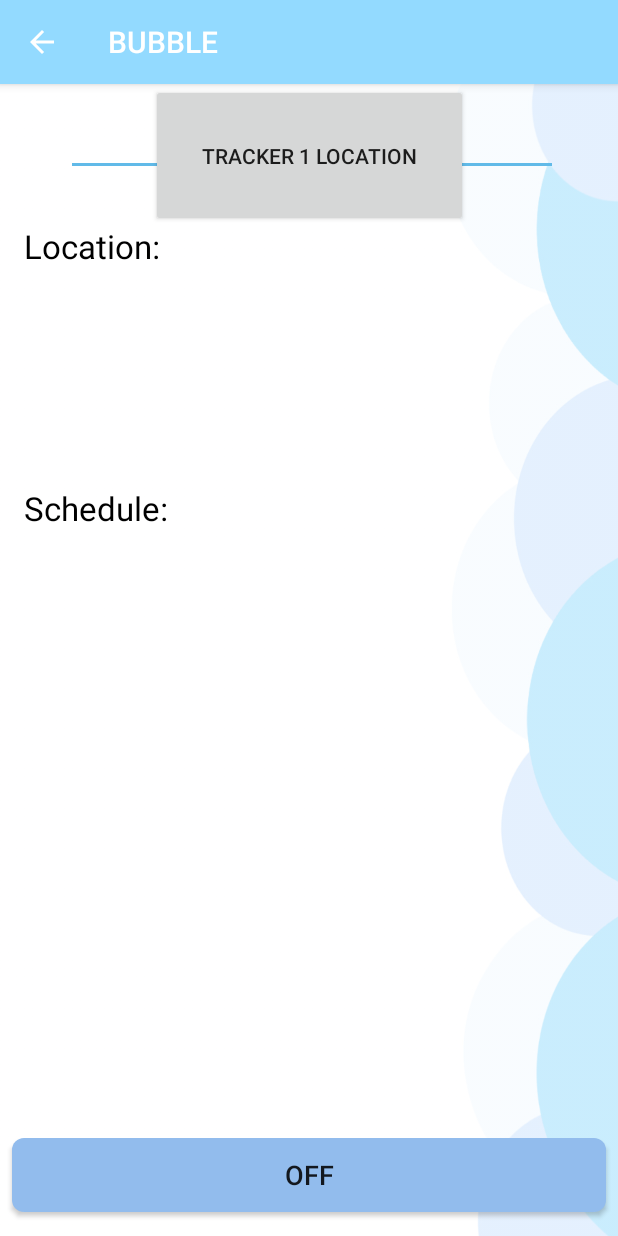
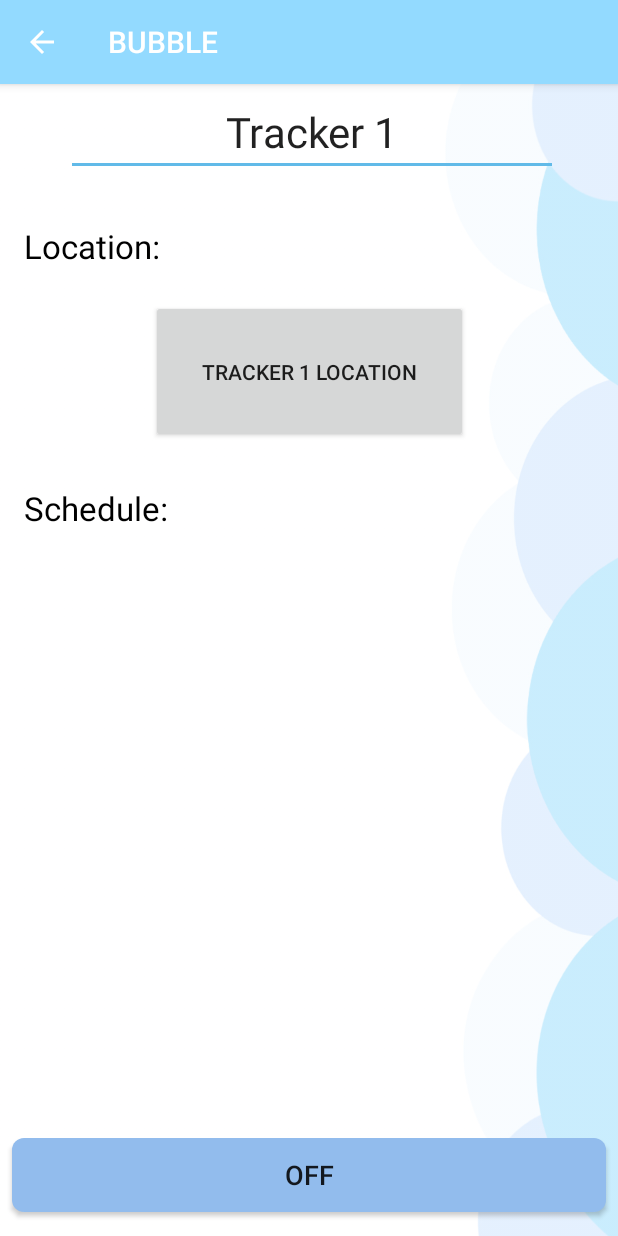
Before and after one commit to dianaleeg/BUBBLE, an Android app: the tracker1PageActivity screen opened directly, with no data from a screen before it, on a phone screen of 412 x 824 dp. Run offline under Robolectric (Android 15) with nearby library versions, the phone set to English and light mode, and no system bars.

Commit message:
Location Button To Map

```diff
--- a/app/src/main/java/com/example/administrator/bubbleproject/MapActivity.java
+++ b/app/src/main/java/com/example/administrator/bubbleproject/MapActivity.java
@@ -1,5 +1,6 @@
 package com.example.administrator.bubbleproject;
 
+import android.content.Intent;
 import android.support.v4.app.FragmentActivity;
 import android.os.Bundle;
 
@@ -22,6 +23,9 @@
         SupportMapFragment mapFragment = (SupportMapFragment) getSupportFragmentManager()
                 .findFragmentById(R.id.map);
         mapFragment.getMapAsync(this);
+
+        Intent intent = getIntent();
+
     }
 
 
--- a/app/src/main/java/com/example/administrator/bubbleproject/tracker1PageActivity.java
+++ b/app/src/main/java/com/example/administrator/bubbleproject/tracker1PageActivity.java
@@ -3,6 +3,7 @@
 import android.content.Intent;
 import android.support.v7.app.AppCompatActivity;
 import android.os.Bundle;
+import android.view.View;
 
 public class tracker1PageActivity extends AppCompatActivity {
 
@@ -14,4 +15,9 @@
         Intent intent = getIntent();
 
     }
+
+    public void tracker1Location (View view) {
+        Intent intent = new Intent (this,MapActivity.class);
+        startActivity(intent);
+    }
 }
--- a/app/src/main/res/layout/activity_tracker1_page.xml
+++ b/app/src/main/res/layout/activity_tracker1_page.xml
@@ -80,8 +80,11 @@
         android:layout_height="95dp"
         android:layout_marginLeft="8dp"
         android:layout_marginRight="8dp"
-        android:text="Tracker 1 Location"
+        android:onClick="tracker1Location"
+        android:text="@string/tracker1_location"
         app:layout_constraintLeft_toLeftOf="parent"
         app:layout_constraintRight_toRightOf="parent"
-        tools:layout_editor_absoluteY="145dp" />
+        android:layout_marginTop="144dp"
+        app:layout_constraintTop_toTopOf="parent"
+        app:layout_constraintHorizontal_bias="0.503" />
 </android.support.constraint.ConstraintLayout>
--- a/app/src/main/res/values/strings.xml
+++ b/app/src/main/res/values/strings.xml
@@ -1,6 +1,7 @@
 <resources>
     <string name="app_name">bubbleProject</string>
     <string name="tracker_1">Tracker 1</string>
+    <string name="tracker1_location">Tracker 1 Location</string>
     <!--<string name="editTracker">edit</string>-->
     <string name="addTracker">+</string>
     <string name="title_activity_settings">Settings</string>
```
Also changed, not shown: 2 other files.
